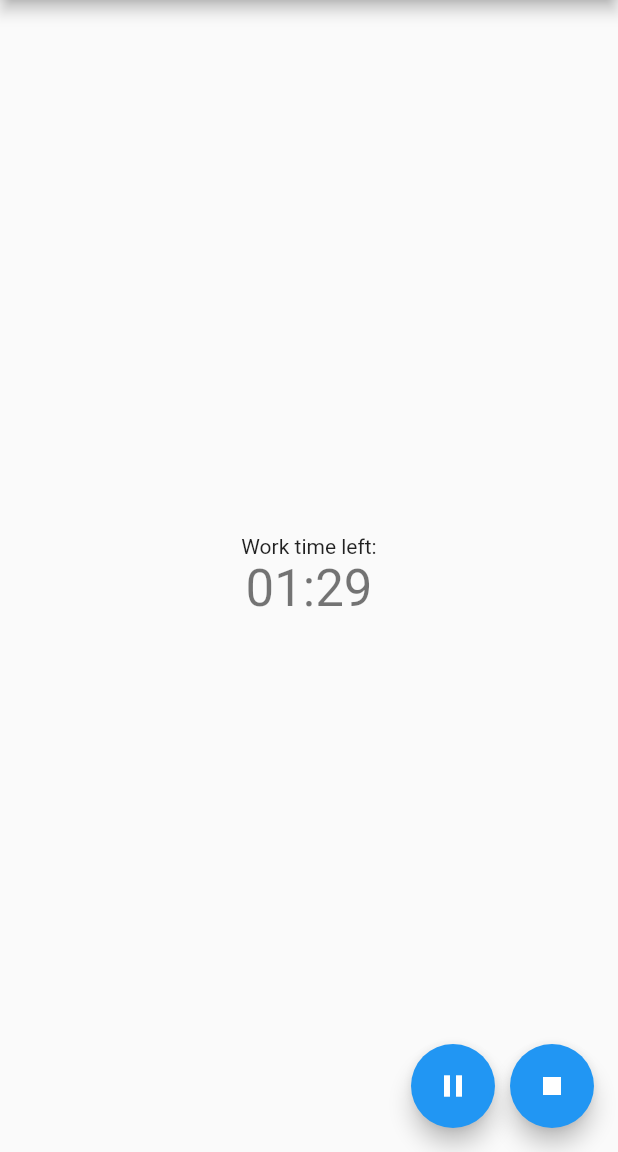
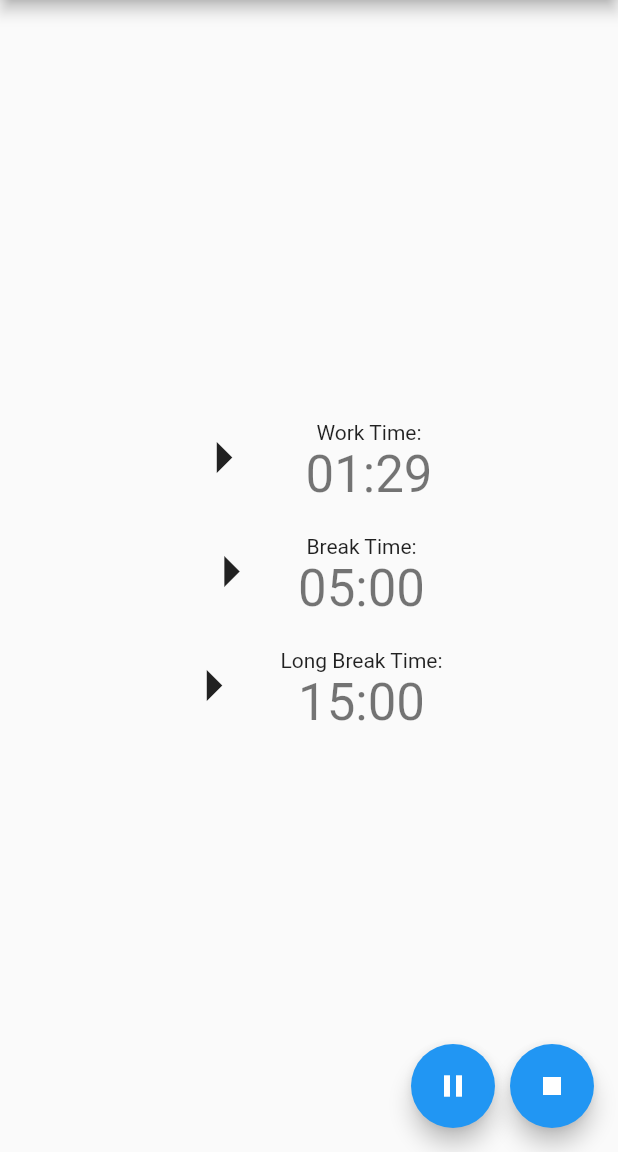
Before and after one commit to mfmohamadfaez/pomodoro, a Flutter app: the screen it shows after launch, after a tap on the "play arrow" icon, on a phone screen of 412 x 824 dp, the part 84-1236 px from its top. Run offline on Flutter 3.47's test engine with Material 2 defaults, Android fonts, the light colour scheme and no system bars; our stand-ins replace audioplayers, path_drawing.

Commit message:
set time (work, break, spec break)

```diff
--- a/lib/main.dart
+++ b/lib/main.dart
@@ -57,10 +57,14 @@ class _MyHomePageState extends State<MyHomePage> {
   late Timer _timer;
   var f = NumberFormat('00', 'en_US');
   int _worktime = 90;
-  var mins = '';
-  var secs = '';
-  int _restTime = 5;
-  int _specialRestTime = 15;
+  int _restTime = 300;
+  int _specialRestTime = 900;
+  var work_mins = '';
+  var work_secs = '';
+  var rest_mins = '';
+  var rest_secs = '';
+  var spec_rest_mins = '';
+  var spec_rest_secs = '';
   AudioCache audioCache = AudioCache();
   bool toggleStart = true;
 
@@ -82,11 +86,19 @@ class _MyHomePageState extends State<MyHomePage> {
           setState(() {
             toggleStart = false;
             _worktime--;
-            mins = Duration(seconds: _worktime).inMinutes.remainder(60).toString().padLeft(2,'0');
-            secs = Duration(seconds: _worktime).inSeconds.remainder(60).toString().padLeft(2,'0');
+            work_mins = Duration(seconds: _worktime)
+                .inMinutes
+                .remainder(60)
+                .toString()
+                .padLeft(2, '0');
+            work_secs = Duration(seconds: _worktime)
+                .inSeconds
+                .remainder(60)
+                .toString()
+                .padLeft(2, '0');
           });
         }
-        print('$mins:$secs');
+        print('$work_mins:$work_secs');
       },
     );
   }
@@ -102,14 +114,42 @@ class _MyHomePageState extends State<MyHomePage> {
   //reset the timer
   void resetTimer() {
     setState(() {
-      _worktime=90;
+      _worktime = 90;
     });
   }
 
   @override
   void initState() {
-    mins = Duration(seconds: _worktime).inMinutes.remainder(60).toString().padLeft(2,'0');
-    secs = Duration(seconds: _worktime).inSeconds.remainder(60).toString().padLeft(2,'0');
+    work_mins = Duration(seconds: _worktime)
+        .inMinutes
+        .remainder(60)
+        .toString()
+        .padLeft(2, '0');
+    work_secs = Duration(seconds: _worktime)
+        .inSeconds
+        .remainder(60)
+        .toString()
+        .padLeft(2, '0');
+    rest_mins = Duration(seconds: _restTime)
+        .inMinutes
+        .remainder(60)
+        .toString()
+        .padLeft(2, '0');
+    rest_secs = Duration(seconds: _restTime)
+        .inSeconds
+        .remainder(60)
+        .toString()
+        .padLeft(2, '0');
+    spec_rest_mins = Duration(seconds: _specialRestTime)
+        .inMinutes
+        .remainder(60)
+        .toString()
+        .padLeft(2, '0');
+    spec_rest_secs = Duration(seconds: _specialRestTime)
+        .inSeconds
+        .remainder(60)
+        .toString()
+        .padLeft(2, '0');
   }
 
   // Future<AudioPlayer> playLocalAsset() async {
@@ -118,7 +158,6 @@ class _MyHomePageState extends State<MyHomePage> {
   //   //Just pass the file name only.
   //   return await cache.play("clock-ticking-1.mp3");
   // }
-
 
   @override
   void dispose() {
@@ -140,17 +179,28 @@ class _MyHomePageState extends State<MyHomePage> {
         // the App.build method, and use it to set our appbar title.
         title: Text(widget.title),
       ),
-      body: Center(
-        // Center is a layout widget. It takes a single child and positions it
-        // in the middle of the parent.
-        child: Column(
+      body: Column(
         mainAxisAlignment: MainAxisAlignment.center,
+        children: [
+          Padding(
+            padding: const EdgeInsets.all(10.0),
+            child: Row(
+              mainAxisAlignment: MainAxisAlignment.center,
+              crossAxisAlignment: CrossAxisAlignment.start,
+              children: [
+                Icon(
+                  Icons.arrow_right,
+                  size: 50,
+                ),
+                Padding(padding: EdgeInsets.all(15)),
+                Column(
+                  // mainAxisAlignment: MainAxisAlignment.center,
                   children: <Widget>[
                     Text(
-              'Work time left:',
+                      'Work Time:',
                     ),
                     Text(
-              '$mins:$secs',
+                      '$work_mins:$work_secs',
                       style: Theme.of(context).textTheme.headline4,
                     ),
                     /*Container(
@@ -165,6 +215,82 @@ class _MyHomePageState extends State<MyHomePage> {
                     )*/
                   ],
                 ),
+              ],
+            ),
+          ),
+          Padding(
+            padding: const EdgeInsets.all(10.0),
+            child: Row(
+              mainAxisAlignment: MainAxisAlignment.center,
+              crossAxisAlignment: CrossAxisAlignment.start,
+              children: [
+                Icon(
+                  Icons.arrow_right,
+                  size: 50,
+                ),
+                Padding(padding: EdgeInsets.all(10)),
+                Column(
+                  // mainAxisAlignment: MainAxisAlignment.center,
+                  children: <Widget>[
+                    Text(
+                      'Break Time:',
+                    ),
+                    Text(
+                      '$rest_mins:$rest_secs',
+                      style: Theme.of(context).textTheme.headline4,
+                    ),
+                    /*Container(
+                      width: 400,
+                      height: 400,
+                      child: CustomPaint(
+                        painter: CirclePainter(),
+                        child: Center(
+                          // child: Text('Blade Runner'),
+                        ),
+                      ),
+                    )*/
+                  ],
+                ),
+              ],
+            ),
+          ),
+          Padding(
+            padding: const EdgeInsets.all(10.0),
+            child: Row(
+              mainAxisAlignment: MainAxisAlignment.center,
+              crossAxisAlignment: CrossAxisAlignment.start,
+              children: [
+                Icon(
+                  Icons.arrow_right,
+                  size: 50,
+                ),
+                Padding(padding: EdgeInsets.all(10)),
+                Column(
+                  // mainAxisAlignment: MainAxisAlignment.center,
+                  children: <Widget>[
+                    Text(
+                      'Long Break Time:',
+                    ),
+                    Text(
+                      '$spec_rest_mins:$spec_rest_secs',
+                      style: Theme.of(context).textTheme.headline4,
+                    ),
+                    /*Container(
+                      width: 400,
+                      height: 400,
+                      child: CustomPaint(
+                        painter: CirclePainter(),
+                        child: Center(
+                          // child: Text('Blade Runner'),
+                        ),
+                      ),
+                    )*/
+                  ],
+                ),
+              ],
+            ),
+          ),
+        ],
       ),
       floatingActionButton: Row(
         mainAxisAlignment: MainAxisAlignment.end,
```
Lines whose indentation alone changed are shown as unchanged.
